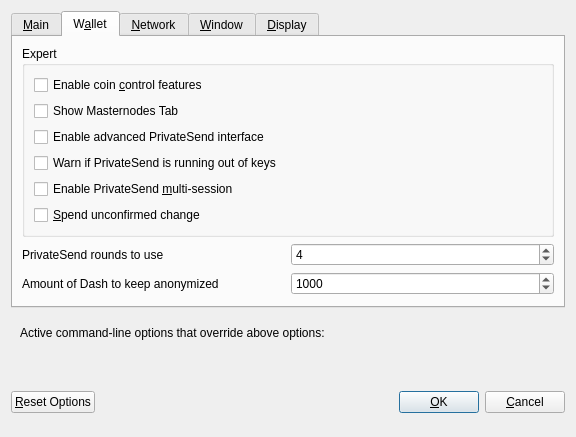
Above: src/qt/forms/optionsdialog.ui from dashpay/dash before the change. Below: the same form after it.
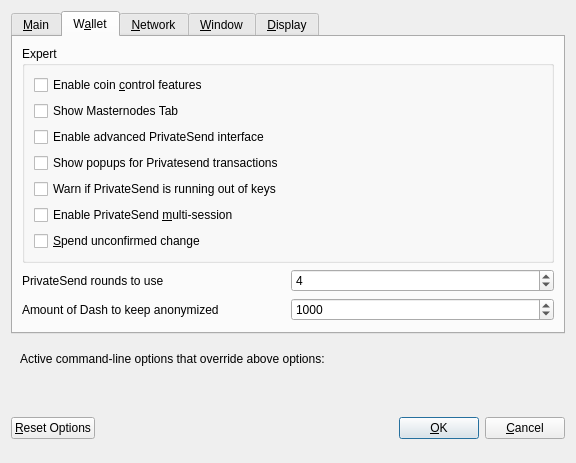
That is the form after the change. The open tabs and pages were chosen to show the change. Custom widgets are drawn as their Qt base class.

Commit message: Add an option to disable popups for PS mixing txes

```diff
--- a/src/qt/forms/optionsdialog.ui
+++ b/src/qt/forms/optionsdialog.ui
@@ -173,6 +173,16 @@
             </property>
            </widget>
           </item>
+          <item>
+           <widget class="QCheckBox" name="showPrivatesendPopups">
+            <property name="toolTip">
+             <string>Show system popups for PrivateSend mixing transactions&lt;br/&gt;just like for all other transaction types.</string>
+            </property>
+            <property name="text">
+             <string>Show popups for Privatesend transactions</string>
+            </property>
+           </widget>
+          </item>
           <item>
            <widget class="QCheckBox" name="lowKeysWarning">
             <property name="toolTip">
```
The commit also changes 4 other files.
